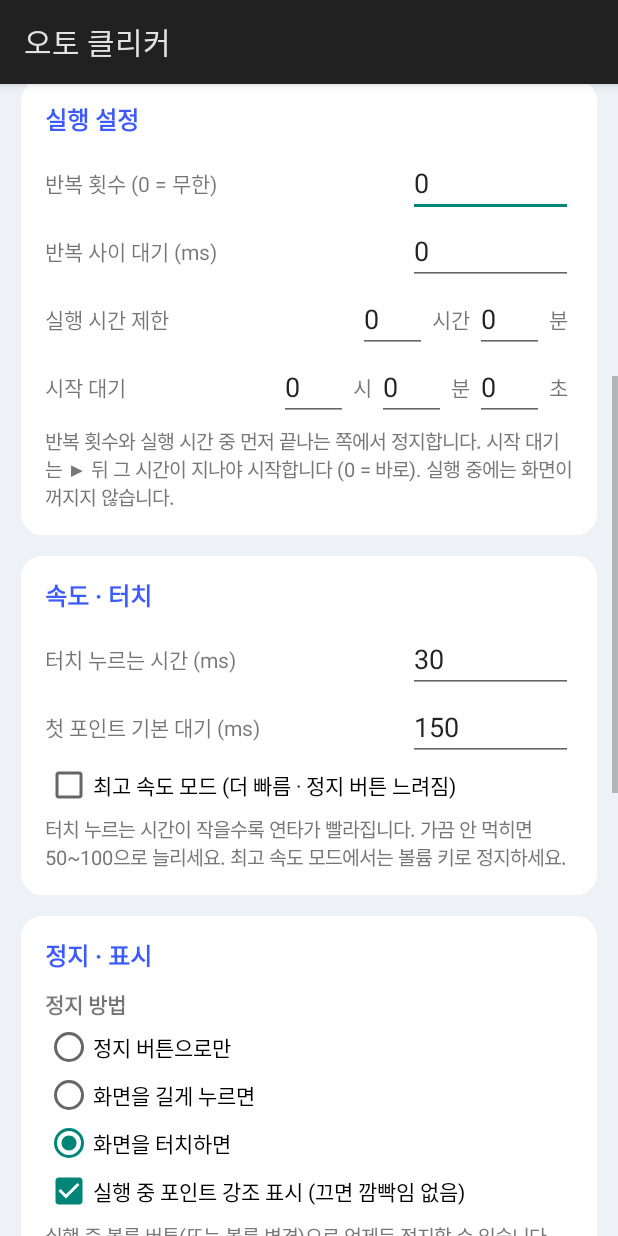
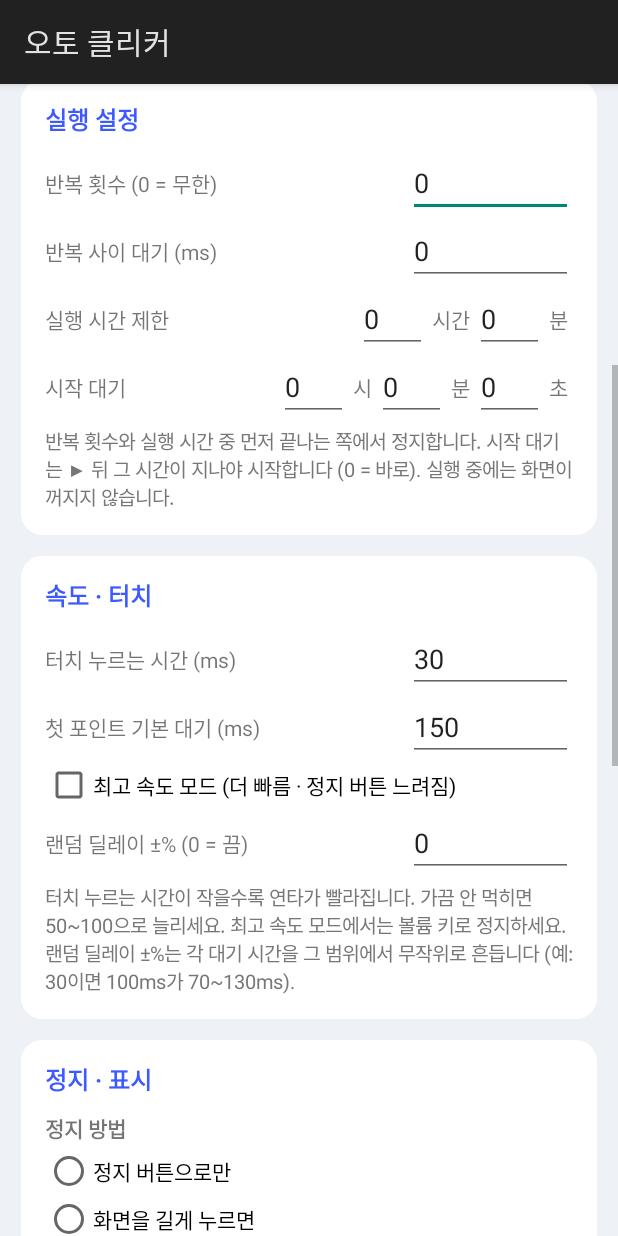
Before and after one commit to akskekekdk/autoclicker, an Android app: the screen it shows after launch (SettingsActivity), scrolled down 537 dp, on a phone screen of 412 x 824 dp. Run offline under Robolectric (Android 15) with nearby library versions, the phone set to English and light mode, and no system bars; pictures from the network do not load.

Commit message:
Add random delay mode
A '랜덤 딜레이 ±%' setting (0 = off) jitters every wait by up to that
percent each tap (e.g. 30 -> a 100ms wait varies 70-130ms), for more
natural, less uniform timing. Applies to point delays and the between-
repeat delay.

Co-Authored-By: Claude Opus 4.8 <noreply@anthropic.com>
Claude-Session: https://claude.ai/code/session_015dWKizZm9A7r9ji1qJ7U5L

```diff
--- a/android/app/src/main/java/com/uvm/autoclicker/SettingsActivity.kt
+++ b/android/app/src/main/java/com/uvm/autoclicker/SettingsActivity.kt
@@ -50,6 +50,7 @@ class SettingsActivity : Activity() {
     private lateinit var stopModeGroup: RadioGroup
     private lateinit var highlightCheck: CheckBox
     private lateinit var maxSpeedCheck: CheckBox
+    private lateinit var randomEdit: EditText
     private lateinit var tapDurationEdit: EditText
     private val delayEdits = mutableListOf<EditText>()
     private val tapsEdits = mutableListOf<EditText>()
@@ -132,7 +133,9 @@ class SettingsActivity : Activity() {
             addView(row("첫 포인트 기본 대기 (ms)", defaultDelayEdit))
             maxSpeedCheck = CheckBox(this@SettingsActivity).apply { text = "최고 속도 모드 (더 빠름 · 정지 버튼 느려짐)" }
             addView(maxSpeedCheck)
-            addView(hint("터치 누르는 시간이 작을수록 연타가 빨라집니다. 가끔 안 먹히면 50~100으로 늘리세요. 최고 속도 모드에서는 볼륨 키로 정지하세요."))
+            randomEdit = numberEdit()
+            addView(row("랜덤 딜레이 ±% (0 = 끔)", randomEdit))
+            addView(hint("터치 누르는 시간이 작을수록 연타가 빨라집니다. 가끔 안 먹히면 50~100으로 늘리세요. 최고 속도 모드에서는 볼륨 키로 정지하세요. 랜덤 딜레이 ±%는 각 대기 시간을 그 범위에서 무작위로 흔듭니다 (예: 30이면 100ms가 70~130ms)."))
         }
 
         // 정지 · 표시
@@ -283,6 +286,7 @@ class SettingsActivity : Activity() {
         }
         highlightCheck.isChecked = config.highlightRun
         maxSpeedCheck.isChecked = config.maxSpeed
+        randomEdit.setText(config.randomPercent.toString())
         tapDurationEdit.setText(config.tapDurationMs.toString())
         renderPoints()
         renderStatus()
@@ -463,6 +467,7 @@ class SettingsActivity : Activity() {
             ?: StopMode.ANY_TOUCH
         latest.highlightRun = highlightCheck.isChecked
         latest.maxSpeed = maxSpeedCheck.isChecked
+        latest.randomPercent = (randomEdit.text.toString().ifBlank { "0" }.toIntOrNull() ?: 0).coerceIn(0, 100)
         latest.tapDurationMs = tapDuration
         Store.save(this, latest)
         config = latest
--- a/android/app/src/main/java/com/uvm/autoclicker/Store.kt
+++ b/android/app/src/main/java/com/uvm/autoclicker/Store.kt
@@ -95,6 +95,8 @@ data class Config(
     var highlightRun: Boolean = true,
     /** 최고 속도 모드: 속도 제한(묶음 사이 쉼)을 없앤다. 정지 버튼이 느려지니 볼륨 키로 정지 */
     var maxSpeed: Boolean = false,
+    /** 랜덤 딜레이: 각 대기 시간을 ±이 퍼센트만큼 무작위로 흔든다 (0 = 끔) */
+    var randomPercent: Int = 0,
 )
 
 object Store {
@@ -212,6 +214,7 @@ object Store {
             o.optInt("keepAliveSec", 0).coerceAtLeast(0),
             o.optBoolean("highlightRun", true),
             o.optBoolean("maxSpeed", false),
+            o.optInt("randomPercent", 0).coerceIn(0, 100),
         )
     }
 
@@ -246,5 +249,6 @@ object Store {
             .put("keepAliveSec", cfg.keepAliveSec)
             .put("highlightRun", cfg.highlightRun)
             .put("maxSpeed", cfg.maxSpeed)
+            .put("randomPercent", cfg.randomPercent)
     }
 }
```
Also changed, not shown: android/app/src/main/java/com/uvm/autoclicker/ClickService.kt (+11 -2 lines).
